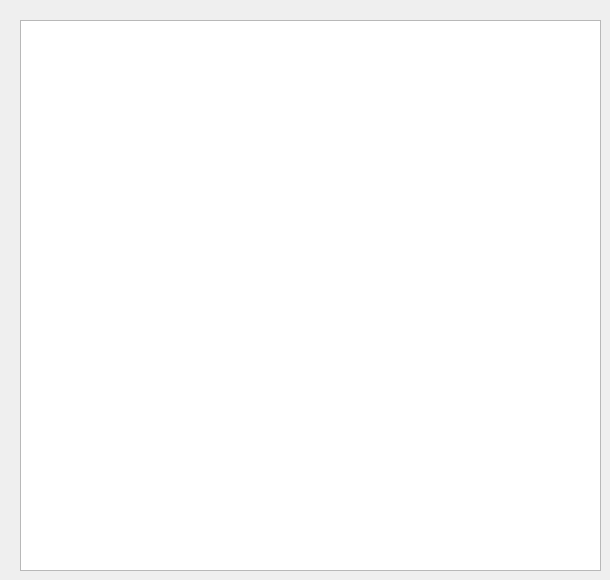
Before: the Qt Designer form views/DocumentView.ui in fbarden/ProjectManager, drawn with Qt 5.
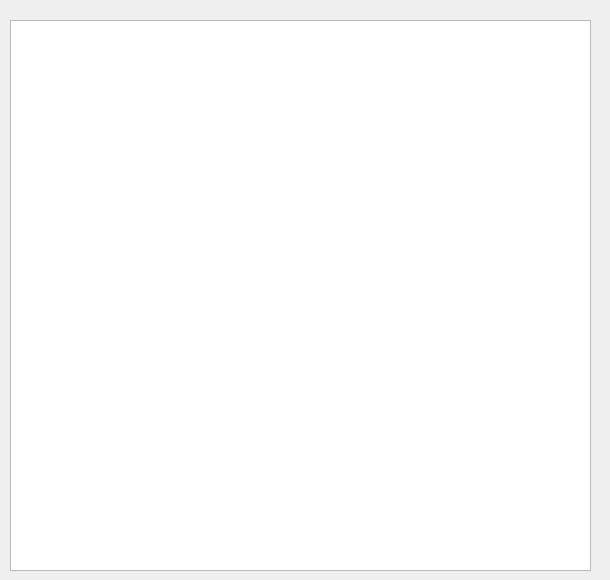
After: the same form once the commit is applied.

What changed in the file:
```diff
--- a/views/DocumentView.ui
+++ b/views/DocumentView.ui
@@ -13,10 +13,10 @@
   <property name="windowTitle">
    <string>Form</string>
   </property>
-  <widget class="QTextEdit" name="textEdit">
+  <widget class="QTextBrowser" name="textBrowser">
    <property name="geometry">
     <rect>
-     <x>20</x>
+     <x>10</x>
      <y>20</y>
      <width>581</width>
      <height>551</height>
```
